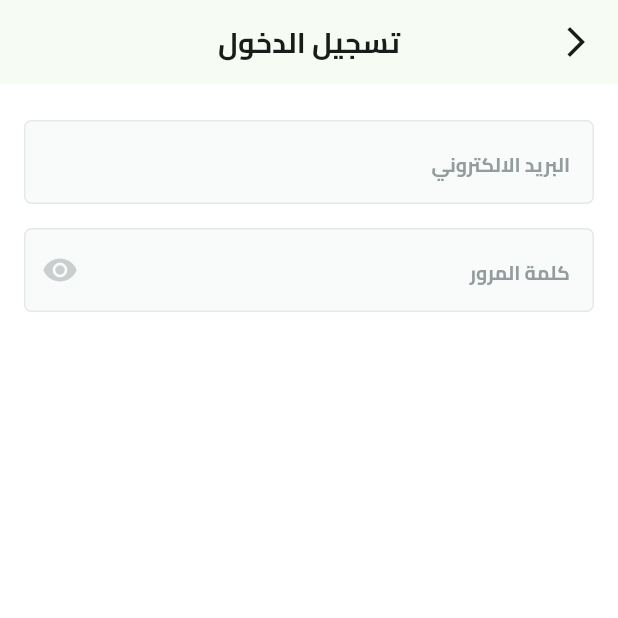
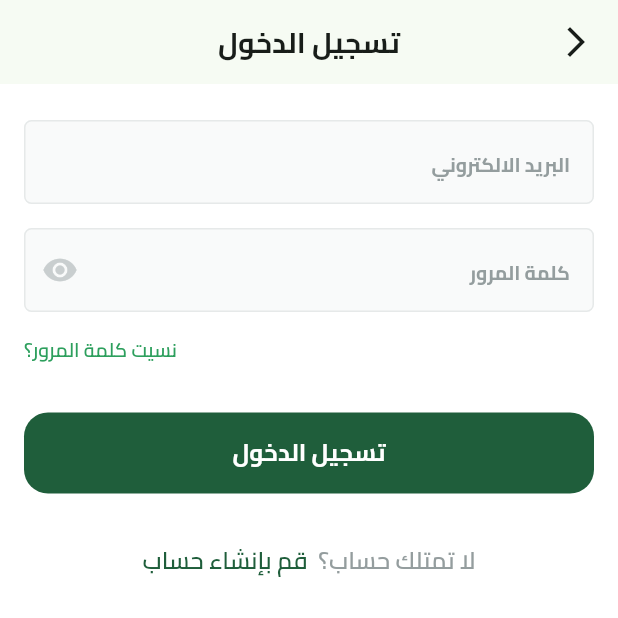
Before and after one commit to beshoyArmia/FruitStoreApp, a Flutter app: the screen it shows after launch, after a tap on "تخط", on a phone screen of 412 x 824 dp, the top half of it. Run offline on Flutter 3.47's test engine with Material 3 defaults, Android fonts, the phone set to English and light mode, and no system bars; our stand-ins replace dots_indicator, shared_preferences; missing offline and left inert: svg_flutter.

Commit message:
Add login functionality and UI enhancements to LoginViewBody
- Introduced a "Forgot Password?" link at the bottom right of the login form.
- Added a "Login" button with custom styling.
- Included a "Create Account" link below the login button for users without an account.
- Updated the `AppColor` class to include a `lightPrimaryColor` for better UI contrast.
- Enhanced the `CustomButton` widget to use a consistent text style across the application.

```diff
--- a/lib/Features/auth/presentation/views/widgets/Login_view_body.dart
+++ b/lib/Features/auth/presentation/views/widgets/Login_view_body.dart
@@ -1,5 +1,8 @@
 import 'package:e_commerce/core/constant.dart';
+import 'package:e_commerce/core/utils/app_color.dart';
+import 'package:e_commerce/core/utils/app_textStyle.dart';
 import 'package:e_commerce/core/widgets/Custom_Text_form_field.dart';
+import 'package:e_commerce/core/widgets/custom_button.dart';
 import 'package:flutter/material.dart';
 
 class LoginViewBody extends StatelessWidget {
@@ -32,6 +35,44 @@ class LoginViewBody extends StatelessWidget {
                     color: Color(0xffC9CECF),
                   )),
             ),
+            const SizedBox(
+              height: 16,
+            ),
+            Row(
+              mainAxisAlignment: MainAxisAlignment.end,
+              children: [
+                Text(
+                  "نسيت كلمة المرور؟",
+                  style: textStyle.semibold13
+                      .copyWith(color: AppColor.lightPrimaryColor),
+                ),
+              ],
+            ),
+            const SizedBox(
+              height: 32,
+            ),
+            CustomButton(text: "تسجيل الدخول", onPressed: () {}),
+            const SizedBox(
+              height: 33,
+            ),
+            Row(
+              mainAxisAlignment: MainAxisAlignment.center,
+              children: [
+                Text(
+                  "لا تمتلك حساب؟ ",
+                  style:
+                      textStyle.semibold16.copyWith(color: Color(0xff949D9E)),
+                ),
+                GestureDetector(
+                  onTap: () {},
+                  child: Text(
+                    " قم بإنشاء حساب",
+                    style: textStyle.semibold16
+                        .copyWith(color: AppColor.primaryColor),
+                  ),
+                ),
+              ],
+            ),
           ],
         ),
       ),
--- a/lib/core/utils/app_color.dart
+++ b/lib/core/utils/app_color.dart
@@ -2,5 +2,6 @@ import 'dart:ui';
 
 abstract class AppColor {
   static const Color primaryColor = Color(0xFF1F5E3B);
+  static const Color lightPrimaryColor = Color(0xFF2D9F5D);
   static const Color secondryColor = Color(0xFFF4A91F);
 }
--- a/lib/core/widgets/custom_button.dart
+++ b/lib/core/widgets/custom_button.dart
@@ -1,4 +1,5 @@
 import 'package:e_commerce/core/utils/app_color.dart';
+import 'package:e_commerce/core/utils/app_textStyle.dart';
 import 'package:flutter/material.dart';
 
 class CustomButton extends StatelessWidget {
@@ -19,7 +20,10 @@ class CustomButton extends StatelessWidget {
             ),
           ),
           onPressed: onPressed,
-          child: Text(text)),
+          child: Text(
+            text,
+            style: textStyle.bold16,
+          )),
     );
   }
 }
```
